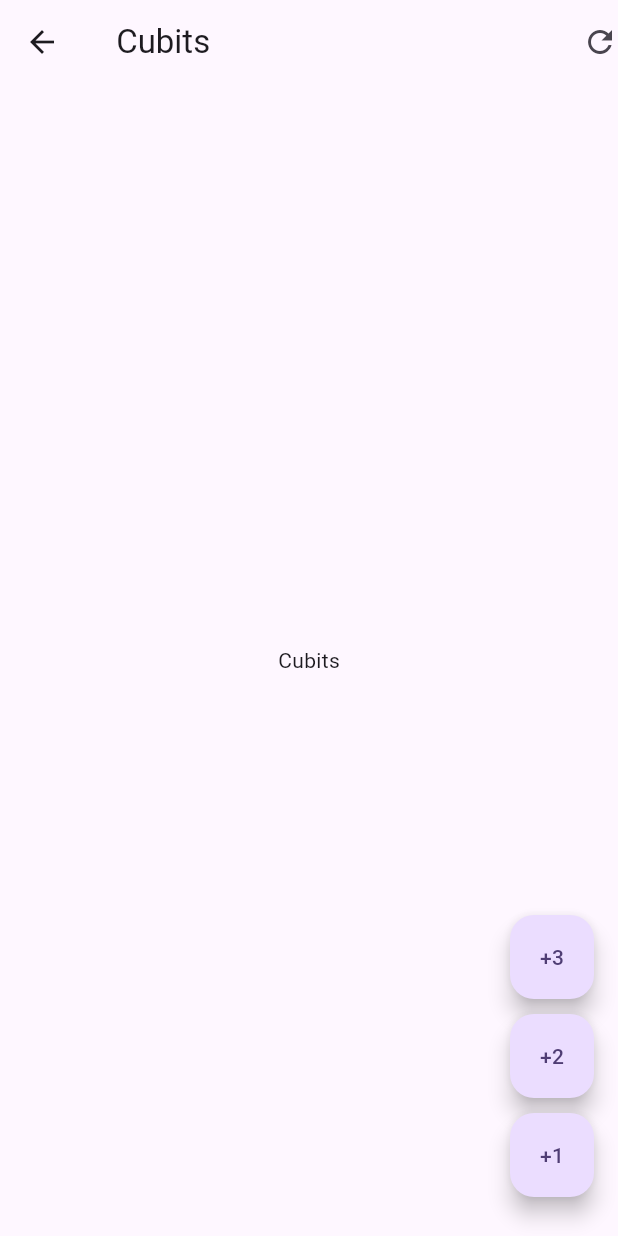
After one commit to Edwin3002/flutter, a Flutter app: the screen it shows after launch, after a tap on "Cubits", on a phone screen of 412 x 824 dp. The commit adds this screen. Run offline on Flutter 3.47's test engine with Material 2 defaults, Android fonts, the phone set to English and light mode, and no system bars; our stand-ins replace animate_do, flutter_riverpod, go_router; network calls fail.

Commit message:
goRouter

```diff
--- a/form_app/lib/config/app_theme.dart
+++ b/form_app/lib/config/app_theme.dart
@@ -1,5 +1,11 @@
-class Apptheme{
+import 'package:flutter/material.dart';
 
-ThemeData
-
+class Apptheme {
+  ThemeData getTheme() {
+    const seedColor = Colors.deepPurple;
+    return ThemeData(
+        useMaterial3: true,
+        colorSchemeSeed: seedColor,
+        listTileTheme: const ListTileThemeData(iconColor: seedColor));
+  }
 }
--- a/form_app/lib/main.dart
+++ b/form_app/lib/main.dart
@@ -1,9 +1,12 @@
 import 'dart:io';
 import 'package:flutter_riverpod/flutter_riverpod.dart';
 import 'package:flutter/material.dart';
+import 'package:form_app/config/app_theme.dart';
+import 'package:form_app/routes/app_router.dart';
 
 void main() {
-  runApp(const ProviderScope(child: MainApp()));
+  // runApp(const ProviderScope(child: MainApp()));
+  runApp(const MainApp());
 }
 
 class MainApp extends StatelessWidget {
@@ -11,14 +14,20 @@ class MainApp extends StatelessWidget {
 
   @override
   Widget build(BuildContext context) {
-    return MaterialApp(
-      home: Scaffold(
-        body: Center(
-            child: Row(children: [
-          Text('Form app'),
-          Text(Platform.isAndroid ? "android" : "ios"),
-        ])),
-      ),
+    return MaterialApp.router(
+    routerConfig: appRouter,
+    debugShowCheckedModeBanner: false,
+    theme: Apptheme().getTheme(),
+
+      // home: Scaffold( el home no es necesario por lo q esta implementa lo de rutas
+      //   body: Center(
+      //       child: Row(
+      //       mainAxisAlignment: MainAxisAlignment.center,
+      //       children: [
+      //     Text('Form app'),
+      //     Text(Platform.isAndroid ? "android" : "ios"),
+      //   ])),
+      // ),
     );
   }
 }
--- /dev/null
+++ b/form_app/lib/routes/app_router.dart
@@ -0,0 +1,8 @@
+import "package:form_app/screens/screens.dart";
+import "package:go_router/go_router.dart";
+// export '../screens/screens.dart';
+
+final appRouter = GoRouter(routes: [
+  GoRoute(path: "/", builder: (context, state) => const HomeScreen()),
+  GoRoute(path: "/cubits", builder: (context, state) => const CubitCounterScreen()),
+]);
--- /dev/null
+++ b/form_app/lib/screens/cubit_counter_screen.dart
@@ -0,0 +1,44 @@
+import 'package:flutter/material.dart';
+import 'package:flutter/widgets.dart';
+
+class CubitCounterScreen extends StatelessWidget {
+  const CubitCounterScreen({super.key});
+
+  @override
+  Widget build(BuildContext context) {
+    return Scaffold(
+      appBar: AppBar(
+          title: const Text(" Cubits"), actions: const [Icon(Icons.refresh)]),
+      body: const Center(child: Text("Cubits")),
+      floatingActionButton: Column(
+        mainAxisAlignment: MainAxisAlignment.end,
+        children: [
+          FloatingActionButton(
+            heroTag: "1",
+            onPressed: () {},
+            child: const Text("+3"),
+          ),
+          const SizedBox(
+            height: 10,
+          ),
+          FloatingActionButton(
+            heroTag: "1",
+            onPressed: () {},
+            child: const Text("+2"),
+          ),
+          const SizedBox(
+            height: 10,
+          ),
+          FloatingActionButton(
+            heroTag: "1",
+            onPressed: () {},
+            child: const Text("+1"),
+          ),
+          const SizedBox(
+            height: 10,
+          )
+        ],
+      ),
+    );
+  }
+}
--- a/form_app/lib/screens/home_screen.dart
+++ b/form_app/lib/screens/home_screen.dart
@@ -1,4 +1,5 @@
 import 'package:flutter/material.dart';
+import 'package:go_router/go_router.dart';
 
 class HomeScreen extends StatefulWidget {
   const HomeScreen({super.key});
@@ -10,6 +11,15 @@ class HomeScreen extends StatefulWidget {
 class _HomeScreenState extends State<HomeScreen> {
   @override
   Widget build(BuildContext context) {
-    return Container();
+    return Scaffold(
+      body: ListView(children: [
+        ListTile(
+          title: Text("Cubits"),
+          subtitle: Text("Gestor de estado simple"),
+          trailing: Icon(Icons.arrow_forward_ios_outlined),
+          onTap: () => context.push("/cubits"),
+        )
+      ]),
+    );
   }
 }
--- /dev/null
+++ b/form_app/lib/screens/screens.dart
@@ -0,0 +1,2 @@
+export './home_screen.dart';
+export './cubit_counter_screen.dart';
--- a/form_app/pubspec.yaml
+++ b/form_app/pubspec.yaml
@@ -10,6 +10,7 @@ dependencies:
   flutter:
     sdk: flutter
   flutter_riverpod: ^2.4.8
+  go_router: ^12.1.1
 
 dev_dependencies:
   flutter_lints: ^2.0.0
```
Also changed, not shown: form_app/pubspec.lock.
